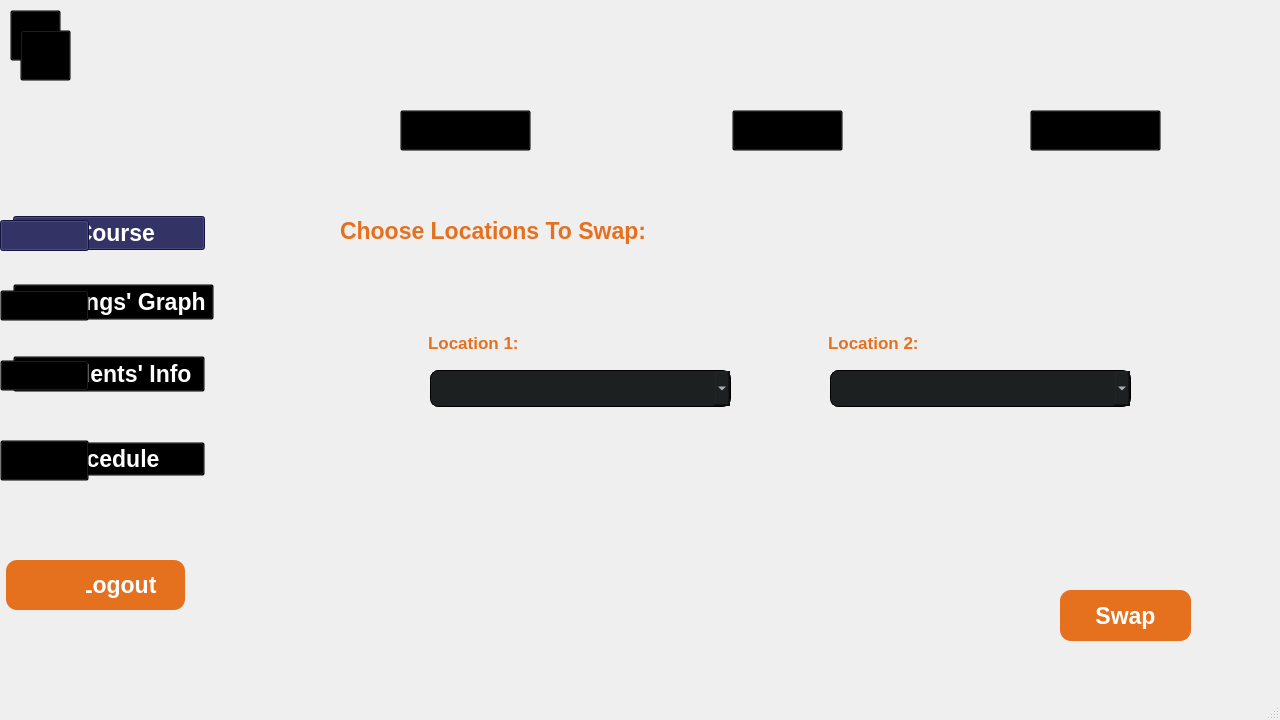
SEGA-ABBASYA/Data_Structures, file WranaSection/Admin_View.ui: the form before one commit.
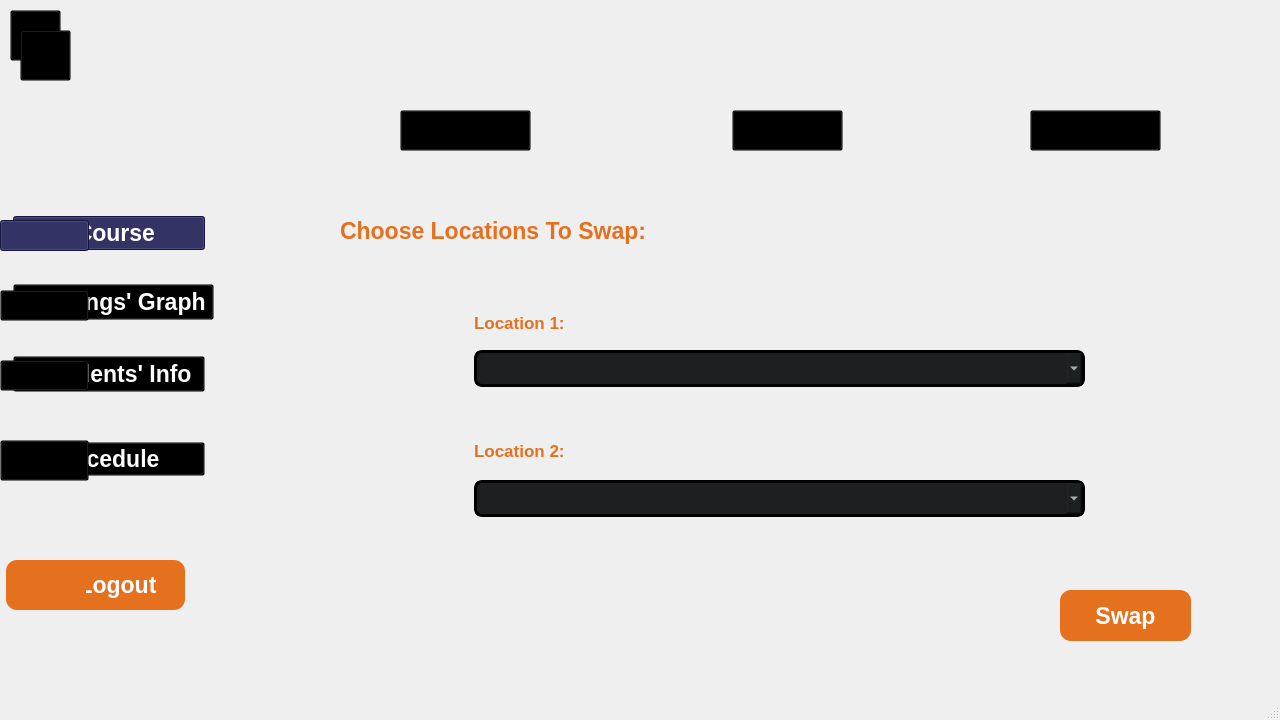
The form after the commit. The open tabs and pages were chosen to show the change. Icons and pictures are not drawn.

Diff of the .ui file:
```diff
--- a/WranaSection/Admin_View.ui
+++ b/WranaSection/Admin_View.ui
@@ -1244,9 +1244,9 @@
        <widget class="QComboBox" name="comboLocation2">
         <property name="geometry">
          <rect>
-          <x>520</x>
-          <y>210</y>
-          <width>301</width>
+          <x>164</x>
+          <y>320</y>
+          <width>611</width>
           <height>37</height>
          </rect>
         </property>
@@ -1259,7 +1259,7 @@
         </property>
         <property name="styleSheet">
          <string notr="true">background-color: #1c2021;
-  border: 1px solid; /* Thicker border */
+  border: 3px solid; /* Thicker border */
   border-radius: 8px;
   font-family: &quot;Verdana&quot;;
   font-size: 14px;
@@ -1269,9 +1269,9 @@
        <widget class="QComboBox" name="comboLocation1">
         <property name="geometry">
          <rect>
-          <x>120</x>
-          <y>210</y>
-          <width>301</width>
+          <x>164</x>
+          <y>190</y>
+          <width>611</width>
           <height>37</height>
          </rect>
         </property>
@@ -1284,11 +1284,12 @@
         </property>
         <property name="styleSheet">
          <string notr="true">background-color: #1c2021;
-  border: 1px solid; /* Thicker border */
+  border: 3px solid; /* Thicker border */
   border-radius: 8px;
   font-family: &quot;Verdana&quot;;
   font-size: 14px;
-  color: rgb(255, 255, 255);</string>
+  color: rgb(255, 255, 255);
+</string>
         </property>
        </widget>
        <widget class="QLabel" name="label_25">
@@ -1316,8 +1317,8 @@
        <widget class="QLabel" name="label_27">
         <property name="geometry">
          <rect>
-          <x>518</x>
-          <y>152</y>
+          <x>164</x>
+          <y>260</y>
           <width>151</width>
           <height>61</height>
          </rect>
@@ -1338,8 +1339,8 @@
        <widget class="QLabel" name="label_28">
         <property name="geometry">
          <rect>
-          <x>118</x>
-          <y>152</y>
+          <x>164</x>
+          <y>132</y>
           <width>151</width>
           <height>61</height>
          </rect>
```
Left out of the diff: 11 changed lines with no effect on the pictures.
